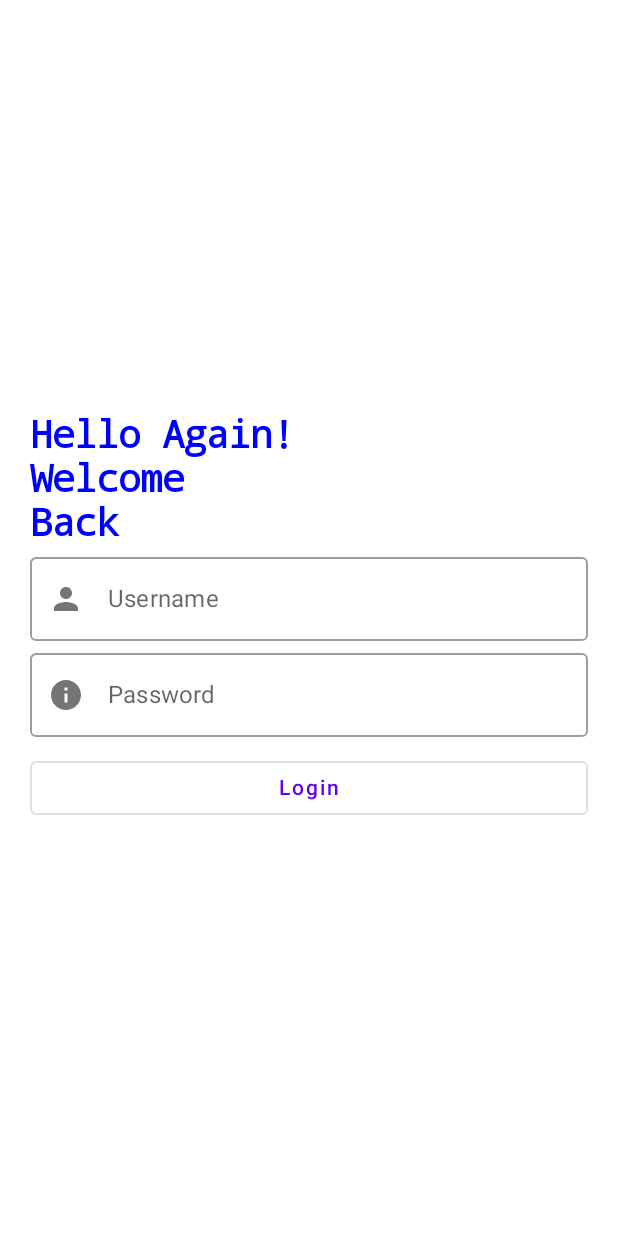
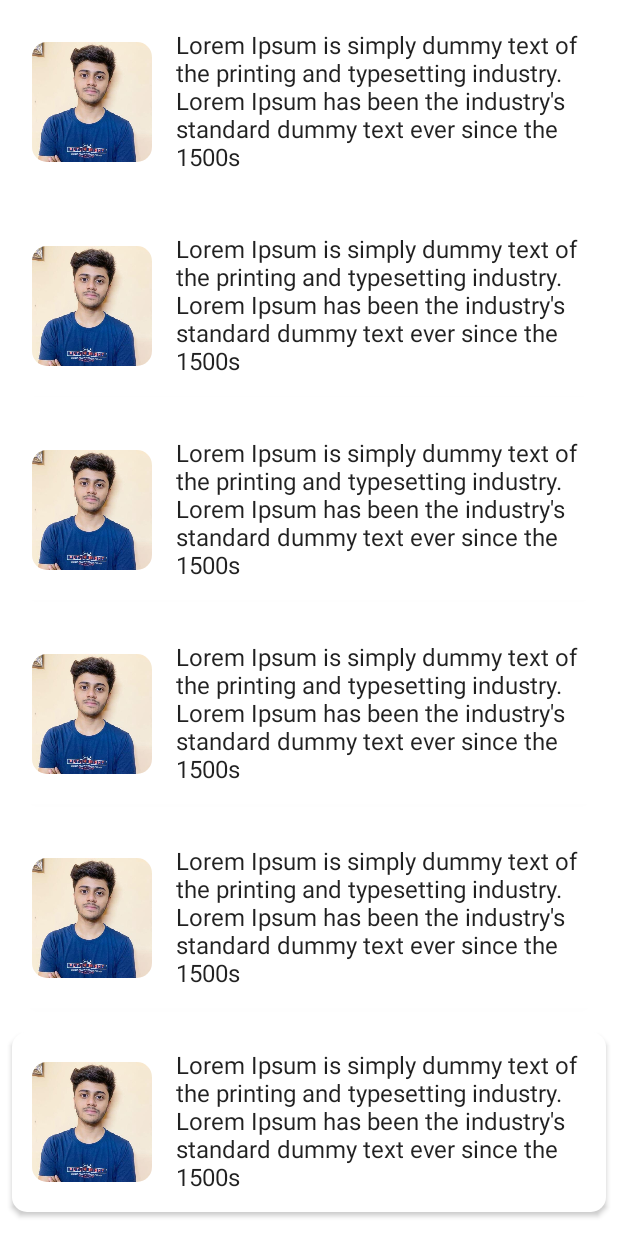
Before and after one commit to nameisjayant/Jetpack-compose-Tutorials, an Android app built with Jetpack Compose: the screen it shows after launch (LoginActivity before the commit, RecyclerviewActivity after it), on a phone screen of 412 x 824 dp. Run offline under Robolectric (Android 15) with nearby library versions, the light colour scheme and no system bars.

Commit message:
recyclerview and cards

```diff
--- a/app/src/main/AndroidManifest.xml
+++ b/app/src/main/AndroidManifest.xml
@@ -9,9 +9,10 @@
         android:roundIcon="@mipmap/ic_launcher_round"
         android:supportsRtl="true"
         android:theme="@style/Theme.ComposeYt">
-        <activity android:name=".MainActivity"/>
+        <activity android:name=".composeTutorials.MainActivity"/>
+        <activity android:name=".composeTutorials.LoginActivity"/>
         <activity
-            android:name=".LoginActivity"
+            android:name=".composeTutorials.RecyclerviewActivity"
             android:exported="true"
             android:label="@string/app_name"
             android:theme="@style/Theme.ComposeYt.NoActionBar">
--- a/app/src/main/java/com/codingwithjks/composeyt/LoginActivity.kt
+++ b/app/src/main/java/com/codingwithjks/composeyt/composeTutorials/LoginActivity.kt
@@ -1,4 +1,4 @@
-package com.codingwithjks.composeyt
+package com.codingwithjks.composeyt.composeTutorials
 
 import android.os.Bundle
 import android.widget.Toast
--- a/app/src/main/java/com/codingwithjks/composeyt/MainActivity.kt
+++ b/app/src/main/java/com/codingwithjks/composeyt/composeTutorials/MainActivity.kt
@@ -1,4 +1,4 @@
-package com.codingwithjks.composeyt
+package com.codingwithjks.composeyt.composeTutorials
 
 import android.content.res.Configuration
 import android.os.Bundle
--- /dev/null
+++ b/app/src/main/java/com/codingwithjks/composeyt/composeTutorials/RecyclerviewActivity.kt
@@ -0,0 +1,73 @@
+package com.codingwithjks.composeyt.composeTutorials
+
+import android.os.Bundle
+import androidx.activity.ComponentActivity
+import androidx.activity.compose.setContent
+import androidx.compose.foundation.Image
+import androidx.compose.foundation.layout.Row
+import androidx.compose.foundation.layout.fillMaxWidth
+import androidx.compose.foundation.layout.padding
+import androidx.compose.foundation.layout.size
+import androidx.compose.foundation.lazy.LazyColumn
+import androidx.compose.foundation.lazy.items
+import androidx.compose.foundation.shape.CornerSize
+import androidx.compose.foundation.shape.RoundedCornerShape
+import androidx.compose.material.Card
+import androidx.compose.material.MaterialTheme
+import androidx.compose.material.Surface
+import androidx.compose.material.Text
+import androidx.compose.runtime.Composable
+import androidx.compose.ui.Alignment
+import androidx.compose.ui.Modifier
+import androidx.compose.ui.draw.clip
+import androidx.compose.ui.res.painterResource
+import androidx.compose.ui.unit.dp
+import com.codingwithjks.composeyt.R
+import com.codingwithjks.composeyt.ui.theme.ComposeYtTheme
+import com.codingwithjks.composeyt.utils.User
+import com.codingwithjks.composeyt.utils.dummyData
+
+class RecyclerviewActivity : ComponentActivity() {
+
+    override fun onCreate(savedInstanceState: Bundle?) {
+        super.onCreate(savedInstanceState)
+        setContent {
+            ComposeYtTheme() {
+                Surface(color = MaterialTheme.colors.background) {
+                    Recyclerview(users = dummyData())
+                }
+            }
+        }
+    }
+
+    @Composable
+    fun EachRow(user:User) {
+        Card(
+            modifier = Modifier.padding(horizontal = 8.dp, vertical = 8.dp).fillMaxWidth(),
+            shape = RoundedCornerShape(CornerSize(10.dp)),
+            elevation = 2.dp
+        ) {
+            Row(modifier = Modifier.padding(5.dp)) {
+                Image(
+                    painter = painterResource(id = R.drawable.jayant),
+                    contentDescription = "image",
+                    modifier = Modifier
+                        .padding(8.dp)
+                        .size(80.dp)
+                        .align(Alignment.CenterVertically)
+                        .clip(RoundedCornerShape(CornerSize(10.dp)))
+                    )
+                Text(text = user.description,modifier = Modifier.padding(8.dp))
+            }
+        }
+    }
+
+    @Composable
+    fun Recyclerview(users:List<User>){
+        LazyColumn{
+            items(users){user->
+                EachRow(user)
+            }
+        }
+    }
+}
--- /dev/null
+++ b/app/src/main/java/com/codingwithjks/composeyt/utils/DataSource.kt
@@ -0,0 +1,37 @@
+package com.codingwithjks.composeyt.utils
+
+
+data class User(
+    val description: String
+)
+
+fun dummyData(): List<User> {
+    return listOf(
+        User(
+            "Lorem Ipsum is simply dummy text of the printing and typesetting industry. Lorem Ipsum has been the industry's standard dummy text ever since the 1500s"
+        ),
+        User(
+            "Lorem Ipsum is simply dummy text of the printing and typesetting industry. Lorem Ipsum has been the industry's standard dummy text ever since the 1500s"
+        ),
+        User(
+            "Lorem Ipsum is simply dummy text of the printing and typesetting industry. Lorem Ipsum has been the industry's standard dummy text ever since the 1500s"
+        ),
+        User(
+            "Lorem Ipsum is simply dummy text of the printing and typesetting industry. Lorem Ipsum has been the industry's standard dummy text ever since the 1500s"
+        ),
+        User(
+            "Lorem Ipsum is simply dummy text of the printing and typesetting industry. Lorem Ipsum has been the industry's standard dummy text ever since the 1500s"
+        ),
+        User(
+            "Lorem Ipsum is simply dummy text of the printing and typesetting industry. Lorem Ipsum has been the industry's standard dummy text ever since the 1500s"
+        ),
+        User(
+            "Lorem Ipsum is simply dummy text of the printing and typesetting industry. Lorem Ipsum has been the industry's standard dummy text ever since the 1500s"
+        ),
+        User(
+            "Lorem Ipsum is simply dummy text of the printing and typesetting industry. Lorem Ipsum has been the industry's standard dummy text ever since the 1500s"
+        )
+    )
+
+
+}
```
Also changed, not shown: app/src/main/res/drawable/jayant.jpeg (added).
